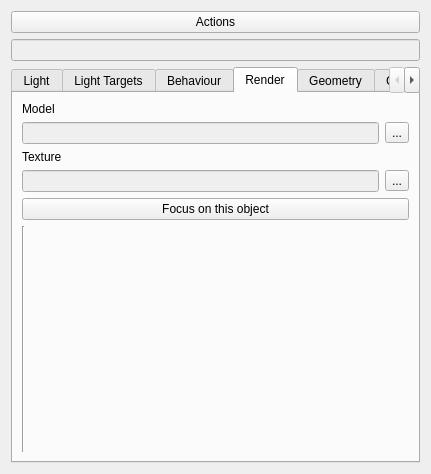
Above: code/editor/ui/worldobjectwidget.ui from Plaristote/fallout-equestria before the change. Below: the same form after it.
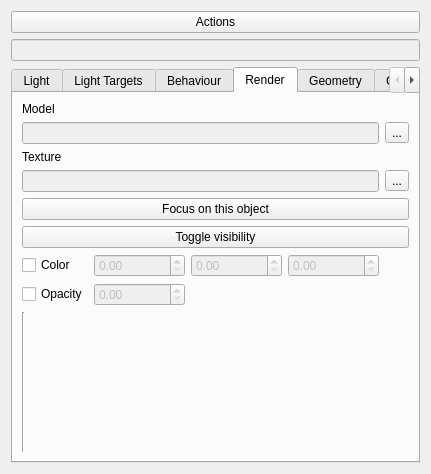
That is the form after the change. The open tabs and pages were chosen to show the change. Custom widgets are drawn as their Qt base class.

```diff
--- a/code/editor/ui/worldobjectwidget.ui
+++ b/code/editor/ui/worldobjectwidget.ui
@@ -43,7 +43,7 @@
       </sizepolicy>
      </property>
      <property name="currentIndex">
-      <number>0</number>
+      <number>3</number>
      </property>
      <widget class="QWidget" name="lightTab">
       <attribute name="title">
@@ -656,71 +656,144 @@
        <string>Render</string>
       </attribute>
       <layout class="QGridLayout" name="gridLayout_4">
-       <item row="1" column="0">
-        <widget class="QLineEdit" name="objectModel">
-         <property name="enabled">
-          <bool>false</bool>
-         </property>
-        </widget>
-       </item>
-       <item row="1" column="1">
+       <item row="1" column="4">
         <widget class="QToolButton" name="selectModel">
          <property name="text">
           <string>...</string>
          </property>
         </widget>
        </item>
-       <item row="5" column="0" colspan="2">
-        <widget class="Line" name="line">
-         <property name="sizePolicy">
-          <sizepolicy hsizetype="Fixed" vsizetype="MinimumExpanding">
-           <horstretch>0</horstretch>
-           <verstretch>0</verstretch>
-          </sizepolicy>
-         </property>
-         <property name="frameShadow">
-          <enum>QFrame::Sunken</enum>
-         </property>
-         <property name="orientation">
-          <enum>Qt::Vertical</enum>
-         </property>
-        </widget>
-       </item>
-       <item row="0" column="0" colspan="2">
+       <item row="0" column="0">
         <widget class="QLabel" name="label_2">
          <property name="text">
           <string>Model</string>
          </property>
         </widget>
        </item>
-       <item row="2" column="0" colspan="2">
+       <item row="2" column="0">
         <widget class="QLabel" name="label_6">
          <property name="text">
           <string>Texture</string>
          </property>
         </widget>
        </item>
-       <item row="3" column="0">
-        <widget class="QLineEdit" name="objectTexture">
+       <item row="1" column="0" colspan="4">
+        <widget class="QLineEdit" name="objectModel">
          <property name="enabled">
           <bool>false</bool>
          </property>
         </widget>
        </item>
-       <item row="3" column="1">
+       <item row="3" column="4">
         <widget class="QToolButton" name="selectTexture">
          <property name="text">
           <string>...</string>
          </property>
         </widget>
        </item>
-       <item row="4" column="0" colspan="2">
+       <item row="8" column="0">
+        <widget class="Line" name="line">
+         <property name="sizePolicy">
+          <sizepolicy hsizetype="Fixed" vsizetype="MinimumExpanding">
+           <horstretch>0</horstretch>
+           <verstretch>0</verstretch>
+          </sizepolicy>
+         </property>
+         <property name="frameShadow">
+          <enum>QFrame::Sunken</enum>
+         </property>
+         <property name="orientation">
+          <enum>Qt::Vertical</enum>
+         </property>
+        </widget>
+       </item>
+       <item row="3" column="0" colspan="4">
+        <widget class="QLineEdit" name="objectTexture">
+         <property name="enabled">
+          <bool>false</bool>
+         </property>
+        </widget>
+       </item>
+       <item row="6" column="1">
+        <widget class="QDoubleSpinBox" name="colorRed">
+         <property name="enabled">
+          <bool>false</bool>
+         </property>
+         <property name="maximum">
+          <double>255.000000000000000</double>
+         </property>
+         <property name="singleStep">
+          <double>1.000000000000000</double>
+         </property>
+        </widget>
+       </item>
+       <item row="7" column="0">
+        <widget class="QCheckBox" name="useOpacity">
+         <property name="text">
+          <string>Opacity</string>
+         </property>
+        </widget>
+       </item>
+       <item row="7" column="1">
+        <widget class="QDoubleSpinBox" name="opacity">
+         <property name="enabled">
+          <bool>false</bool>
+         </property>
+         <property name="maximum">
+          <double>1.000000000000000</double>
+         </property>
+         <property name="singleStep">
+          <double>0.100000000000000</double>
+         </property>
+        </widget>
+       </item>
+       <item row="6" column="2">
+        <widget class="QDoubleSpinBox" name="colorGreen">
+         <property name="enabled">
+          <bool>false</bool>
+         </property>
+         <property name="maximum">
+          <double>255.000000000000000</double>
+         </property>
+         <property name="singleStep">
+          <double>1.000000000000000</double>
+         </property>
+        </widget>
+       </item>
+       <item row="6" column="0">
+        <widget class="QCheckBox" name="useColor">
+         <property name="text">
+          <string>Color</string>
+         </property>
+        </widget>
+       </item>
+       <item row="5" column="0" colspan="5">
+        <widget class="QPushButton" name="objectToggleVisibility">
+         <property name="text">
+          <string>Toggle visibility</string>
+         </property>
+        </widget>
+       </item>
+       <item row="4" column="0" colspan="5">
         <widget class="QPushButton" name="objectFocus">
          <property name="text">
           <string>Focus on this object</string>
          </property>
         </widget>
        </item>
+       <item row="6" column="3">
+        <widget class="QDoubleSpinBox" name="colorBlue">
+         <property name="enabled">
+          <bool>false</bool>
+         </property>
+         <property name="maximum">
+          <double>255.000000000000000</double>
+         </property>
+         <property name="singleStep">
+          <double>1.000000000000000</double>
+         </property>
+        </widget>
+       </item>
       </layout>
      </widget>
      <widget class="QWidget" name="geometryTab">
```
